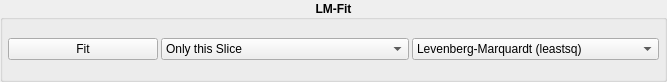
Qt form kmap/ui/lmfit.ui (brands-d/kMap) before a commit.
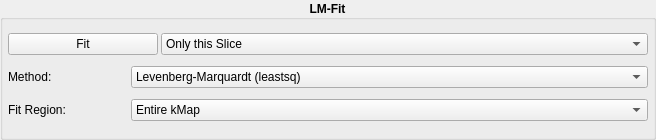
The same form after that commit.

Commit message: Methods and ROI Fit now working

```diff
--- a/kmap/ui/lmfit.ui
+++ b/kmap/ui/lmfit.ui
@@ -6,8 +6,8 @@
    <rect>
     <x>0</x>
     <y>0</y>
-    <width>667</width>
-    <height>82</height>
+    <width>656</width>
+    <height>140</height>
    </rect>
   </property>
   <property name="windowTitle">
@@ -40,7 +40,7 @@
      <property name="alignment">
       <set>Qt::AlignCenter</set>
      </property>
-     <layout class="QHBoxLayout" name="horizontalLayout_2">
+     <layout class="QVBoxLayout" name="verticalLayout">
       <property name="spacing">
        <number>3</number>
       </property>
@@ -57,6 +57,8 @@
        <number>5</number>
       </property>
       <item>
+       <layout class="QHBoxLayout" name="layout_3">
+        <item>
        <widget class="QPushButton" name="fit_button">
         <property name="sizePolicy">
          <sizepolicy hsizetype="Maximum" vsizetype="Fixed">
@@ -106,6 +108,35 @@
         </item>
        </widget>
       </item>
+       </layout>
+      </item>
+      <item>
+       <layout class="QHBoxLayout" name="layout_2">
+        <item>
+         <widget class="QLabel" name="method_label">
+          <property name="sizePolicy">
+           <sizepolicy hsizetype="Maximum" vsizetype="Preferred">
+            <horstretch>0</horstretch>
+            <verstretch>0</verstretch>
+           </sizepolicy>
+          </property>
+          <property name="minimumSize">
+           <size>
+            <width>120</width>
+            <height>0</height>
+           </size>
+          </property>
+          <property name="font">
+           <font>
+            <weight>50</weight>
+            <bold>false</bold>
+           </font>
+          </property>
+          <property name="text">
+           <string>Method:</string>
+          </property>
+         </widget>
+        </item>
       <item>
        <widget class="QComboBox" name="method_combobox">
         <property name="sizePolicy">
@@ -191,6 +222,72 @@
          </property>
         </item>
        </widget>
+        </item>
+       </layout>
+      </item>
+      <item>
+       <layout class="QHBoxLayout" name="layout">
+        <item>
+         <widget class="QLabel" name="region_label">
+          <property name="sizePolicy">
+           <sizepolicy hsizetype="Maximum" vsizetype="Preferred">
+            <horstretch>0</horstretch>
+            <verstretch>0</verstretch>
+           </sizepolicy>
+          </property>
+          <property name="minimumSize">
+           <size>
+            <width>120</width>
+            <height>0</height>
+           </size>
+          </property>
+          <property name="font">
+           <font>
+            <weight>50</weight>
+            <bold>false</bold>
+           </font>
+          </property>
+          <property name="text">
+           <string>Fit Region:</string>
+          </property>
+         </widget>
+        </item>
+        <item>
+         <widget class="QComboBox" name="region_comboBox">
+          <property name="font">
+           <font>
+            <weight>50</weight>
+            <bold>false</bold>
+           </font>
+          </property>
+          <item>
+           <property name="text">
+            <string>Entire kMap</string>
+           </property>
+          </item>
+          <item>
+           <property name="text">
+            <string>Only ROI</string>
+           </property>
+          </item>
+          <item>
+           <property name="text">
+            <string>Only Annulus</string>
+           </property>
+          </item>
+          <item>
+           <property name="text">
+            <string>Except ROI</string>
+           </property>
+          </item>
+          <item>
+           <property name="text">
+            <string>Except Annulus</string>
+           </property>
+          </item>
+         </widget>
+        </item>
+       </layout>
       </item>
      </layout>
     </widget>
```
Lines whose indentation alone changed are shown as unchanged. The commit also changes 2 other files.
